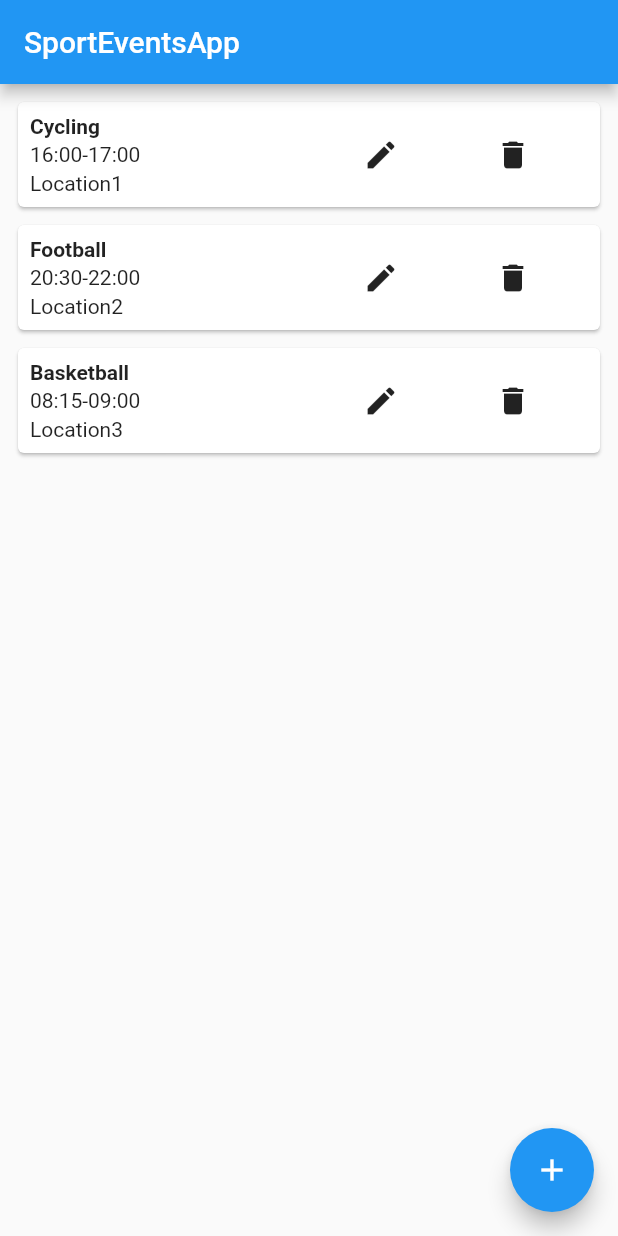
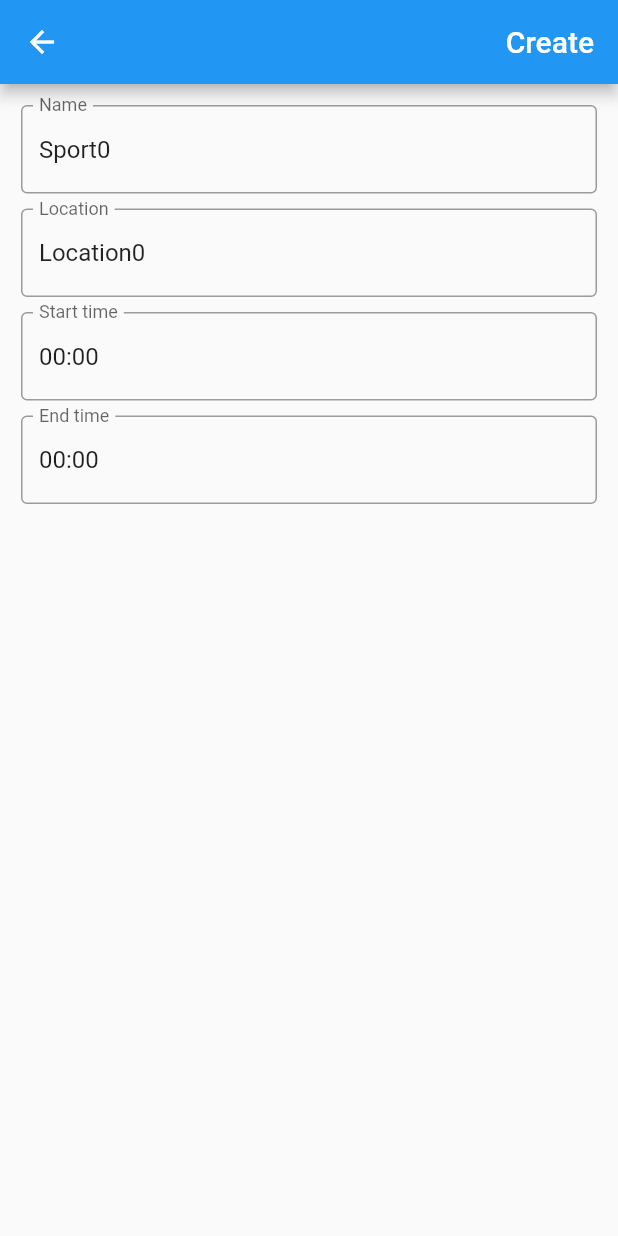
Before and after one commit to ian-chelaru/sport_events_flutter_app, a Flutter app: the screen it shows after launch, after a tap on the "add" icon, on a phone screen of 412 x 824 dp. Run offline on Flutter 3.47's test engine with Material 2 defaults, Android fonts, the phone set to English and light mode, and no system bars.

Commit message:
crud finished

```diff
--- a/lib/main.dart
+++ b/lib/main.dart
@@ -1,6 +1,5 @@
 import 'package:flutter/material.dart';
-import 'model/event.dart';
-import 'widgets/event_card.dart';
+import 'pages/home.dart';
 
 void main() => runApp(App());
 
@@ -12,52 +11,3 @@ class App extends StatelessWidget {
     );
   }
 }
-
-class HomePage extends StatefulWidget {
-  @override
-  _HomePageState createState() => _HomePageState();
-}
-
-class _HomePageState extends State<HomePage> {
-  List<Event> events = [
-    Event(
-        name: "Cycling",
-        location: "Location1",
-        startTime: TimeOfDay(hour: 16, minute: 0),
-        endTime: TimeOfDay(hour: 17, minute: 0)),
-    Event(
-        name: "Football",
-        location: "Location2",
-        startTime: TimeOfDay(hour: 20, minute: 30),
-        endTime: TimeOfDay(hour: 22, minute: 0)),
-    Event(
-        name: "Basketball",
-        location: "Location3",
-        startTime: TimeOfDay(hour: 8, minute: 15),
-        endTime: TimeOfDay(hour: 9, minute: 0))
-  ];
-
-  @override
-  Widget build(BuildContext context) {
-    return Scaffold(
-      appBar: AppBar(
-        title: Text('SportEventsApp'),
-      ),
-      body: Column(
-        children: events
-            .map((event) => EventCard(
-                event: event,
-                delete: () {
-                  setState(() {
-                    events.remove(event);
-                  });
-                }))
-            .toList(),
-      ),
-      floatingActionButton: FloatingActionButton(
-        onPressed: () {},
-        child: Icon(Icons.add),
-      ),
-    );
-  }
-}
--- /dev/null
+++ b/lib/pages/add_event.dart
@@ -0,0 +1,107 @@
+import 'package:flutter/material.dart';
+import 'package:sport_events_app/model/event.dart';
+
+class AddEventPage extends StatefulWidget {
+  final Event event;
+
+  AddEventPage({this.event});
+
+  @override
+  _AddEventPageState createState() => _AddEventPageState();
+}
+
+class _AddEventPageState extends State<AddEventPage> {
+  TextEditingController nameController;
+  TextEditingController locationController;
+  TextEditingController startTimeController;
+  TextEditingController endTimeController;
+
+  @override
+  void initState() {
+    nameController = TextEditingController(text: '${widget.event.name}');
+    locationController =
+        TextEditingController(text: '${widget.event.location}');
+    startTimeController = TextEditingController(
+        text: '${widget.event.startTime.toString().substring(10, 15)}');
+    endTimeController = TextEditingController(
+        text: '${widget.event.endTime.toString().substring(10, 15)}');
+    super.initState();
+  }
+
+  @override
+  void dispose() {
+    nameController.dispose();
+    locationController.dispose();
+    startTimeController.dispose();
+    endTimeController.dispose();
+    super.dispose();
+  }
+
+  @override
+  Widget build(BuildContext context) {
+    return Scaffold(
+      appBar: AppBar(
+        actions: <Widget>[
+          FlatButton(
+            onPressed: () {
+              Navigator.pop(context, _createEventFromInputs());
+            },
+            child: Text(
+              widget.event.name == "Sport0" ? "Create" : "Update",
+              style: TextStyle(fontSize: 20.0),
+            ),
+            textColor: Colors.white,
+          )
+        ],
+      ),
+      body: Container(
+        margin: EdgeInsets.all(14.0),
+        child: Column(
+          children: <Widget>[
+            TextFormField(
+              controller: nameController,
+              decoration: InputDecoration(
+                  labelText: "Name", border: OutlineInputBorder()),
+            ),
+            SizedBox(height: 10.0),
+            TextFormField(
+              controller: locationController,
+              decoration: InputDecoration(
+                  labelText: "Location", border: OutlineInputBorder()),
+            ),
+            SizedBox(height: 10.0),
+            TextFormField(
+              controller: startTimeController,
+              keyboardType: TextInputType.datetime,
+              decoration: InputDecoration(
+                  labelText: "Start time", border: OutlineInputBorder()),
+            ),
+            SizedBox(height: 10.0),
+            TextFormField(
+              controller: endTimeController,
+              keyboardType: TextInputType.datetime,
+              decoration: InputDecoration(
+                  labelText: "End time", border: OutlineInputBorder()),
+            ),
+            SizedBox(height: 10.0),
+          ],
+        ),
+      ),
+    );
+  }
+
+  Event _createEventFromInputs() {
+    return Event(
+      name: nameController.text,
+      location: locationController.text,
+      startTime: _convertStringToTimeOfDay(startTimeController.text),
+      endTime: _convertStringToTimeOfDay(endTimeController.text),
+    );
+  }
+
+  TimeOfDay _convertStringToTimeOfDay(String time) {
+    int hour = int.parse(time.substring(0, 2));
+    int minute = int.parse(time.substring(3));
+    return TimeOfDay(hour: hour, minute: minute);
+  }
+}
--- /dev/null
+++ b/lib/pages/home.dart
@@ -0,0 +1,98 @@
+import 'package:flutter/material.dart';
+import 'package:sport_events_app/pages/add_event.dart';
+import '../model/event.dart';
+import '../widgets/event_card.dart';
+
+class HomePage extends StatefulWidget {
+  @override
+  _HomePageState createState() => _HomePageState();
+}
+
+class _HomePageState extends State<HomePage> {
+  List<Event> events = [
+    Event(
+        name: "Cycling",
+        location: "Location1",
+        startTime: TimeOfDay(hour: 16, minute: 0),
+        endTime: TimeOfDay(hour: 17, minute: 0)),
+    Event(
+        name: "Football",
+        location: "Location2",
+        startTime: TimeOfDay(hour: 20, minute: 30),
+        endTime: TimeOfDay(hour: 22, minute: 0)),
+    Event(
+        name: "Basketball",
+        location: "Location3",
+        startTime: TimeOfDay(hour: 8, minute: 15),
+        endTime: TimeOfDay(hour: 9, minute: 0))
+  ];
+
+  Event defaultEvent = Event(
+      name: "Sport0",
+      location: "Location0",
+      startTime: TimeOfDay(hour: 0, minute: 0),
+      endTime: TimeOfDay(hour: 0, minute: 0));
+
+  @override
+  Widget build(BuildContext context) {
+    return Scaffold(
+      appBar: AppBar(
+        title: Text('SportEventsApp'),
+      ),
+      body: ListView(
+        shrinkWrap: true,
+        children: events
+            .map((event) => EventCard(
+                event: event,
+                update: () async {
+                  Event updatedEvent = await _navigateToAddEventPage(event);
+                  _updateEvent(event, updatedEvent);
+                },
+                delete: () {
+                  _deleteEvent(event);
+                }))
+            .toList(),
+      ),
+      floatingActionButton: FloatingActionButton(
+        onPressed: () async {
+          Event newEvent = await _navigateToAddEventPage(defaultEvent);
+          _addEvent(newEvent);
+        },
+        child: Icon(Icons.add),
+      ),
+    );
+  }
+
+  Future<Event> _navigateToAddEventPage(event) {
+    return Navigator.push(
+        context,
+        MaterialPageRoute(
+          builder: (context) => AddEventPage(event: event),
+        ));
+  }
+
+  void _addEvent(event) {
+    if (event != null) {
+      setState(() {
+        events.add(event);
+      });
+    }
+  }
+
+  void _updateEvent(Event oldEvent, Event newEvent) {
+    if (newEvent != null) {
+      setState(() {
+        oldEvent.name = newEvent.name;
+        oldEvent.location = newEvent.location;
+        oldEvent.startTime = newEvent.startTime;
+        oldEvent.endTime = newEvent.endTime;
+      });
+    }
+  }
+
+  void _deleteEvent(event) {
+    setState(() {
+      events.remove(event);
+    });
+  }
+}
--- a/lib/widgets/event_card.dart
+++ b/lib/widgets/event_card.dart
@@ -3,9 +3,10 @@ import '../model/event.dart';
 
 class EventCard extends StatelessWidget {
   final Event event;
+  final Function update;
   final Function delete;
 
-  EventCard({this.event, this.delete});
+  EventCard({this.event, this.update, this.delete});
 
   @override
   Widget build(BuildContext context) {
@@ -36,7 +37,7 @@ class EventCard extends StatelessWidget {
             Row(
               children: <Widget>[
                 FlatButton.icon(
-                    onPressed: () {}, icon: Icon(Icons.edit), label: Text("")),
+                    onPressed: update, icon: Icon(Icons.edit), label: Text("")),
                 FlatButton.icon(
                     onPressed: delete,
                     icon: Icon(Icons.delete),
```
